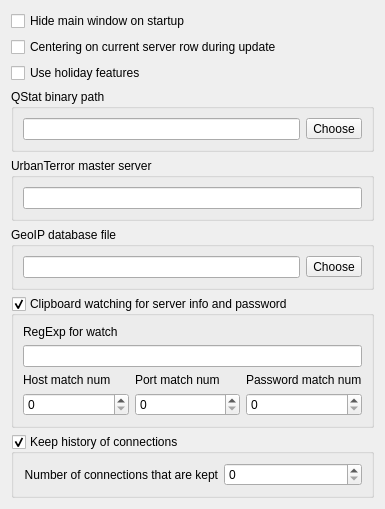
First picture: the form in src/setting_forms/application_settings_form.ui, repository navrocky/urtconnector, before the edit.
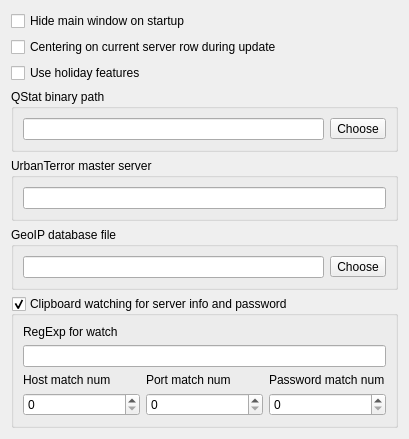
Second picture: the form after the edit. Icons and pictures are not drawn.

Commit message: new history settings page

What changed in the file:
```diff
--- a/src/setting_forms/application_settings_form.ui
+++ b/src/setting_forms/application_settings_form.ui
@@ -6,8 +6,8 @@
    <rect>
     <x>0</x>
     <y>0</y>
-    <width>385</width>
-    <height>453</height>
+    <width>409</width>
+    <height>430</height>
    </rect>
   </property>
   <property name="windowTitle">
@@ -174,37 +174,6 @@
      </layout>
     </widget>
    </item>
-   <item>
-    <widget class="QGroupBox" name="group_keep_history">
-     <property name="title">
-      <string>Keep history of connections</string>
-     </property>
-     <property name="flat">
-      <bool>false</bool>
-     </property>
-     <property name="checkable">
-      <bool>true</bool>
-     </property>
-     <layout class="QHBoxLayout" name="horizontalLayout_6">
-      <item>
-       <widget class="QLabel" name="number_in_history_label">
-        <property name="text">
-         <string>Number of connections that are kept</string>
-        </property>
-        <property name="alignment">
-         <set>Qt::AlignRight|Qt::AlignTrailing|Qt::AlignVCenter</set>
-        </property>
-        <property name="buddy">
-         <cstring>number_in_history_spin</cstring>
-        </property>
-       </widget>
-      </item>
-      <item>
-       <widget class="QSpinBox" name="number_in_history_spin"/>
-      </item>
-     </layout>
-    </widget>
-   </item>
   </layout>
  </widget>
  <resources>
```
The commit also changes 10 other files.
